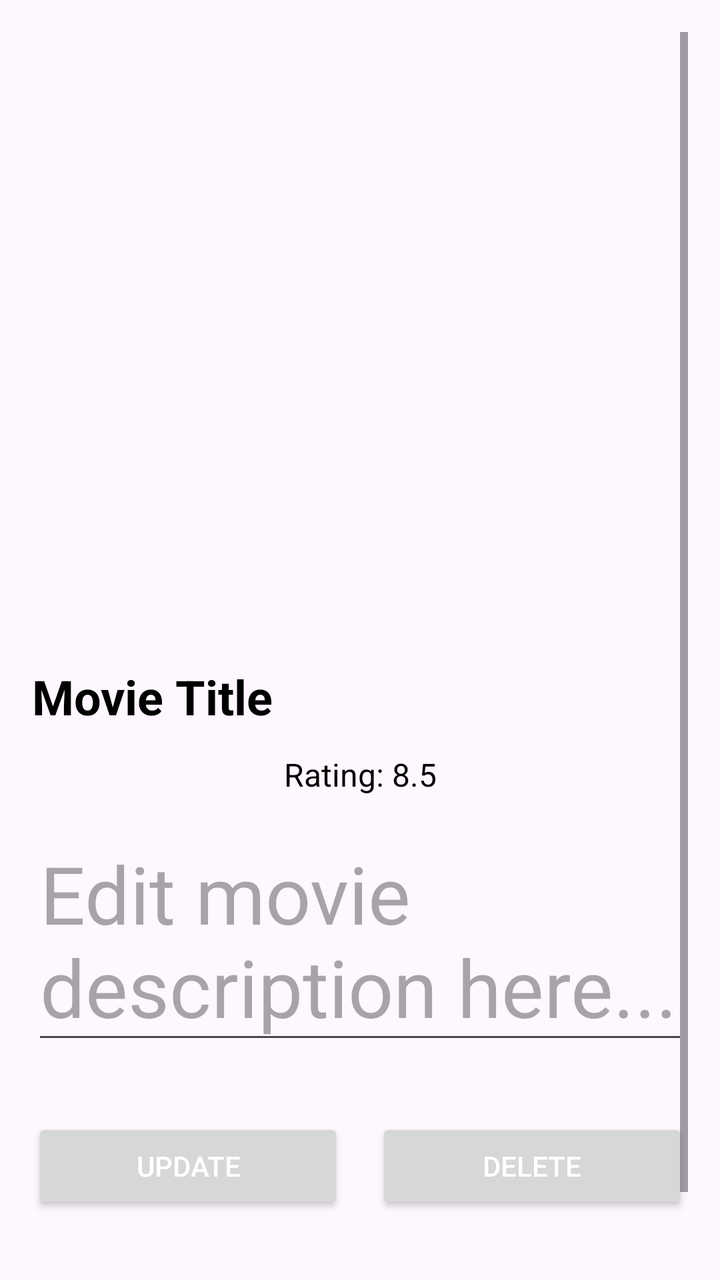
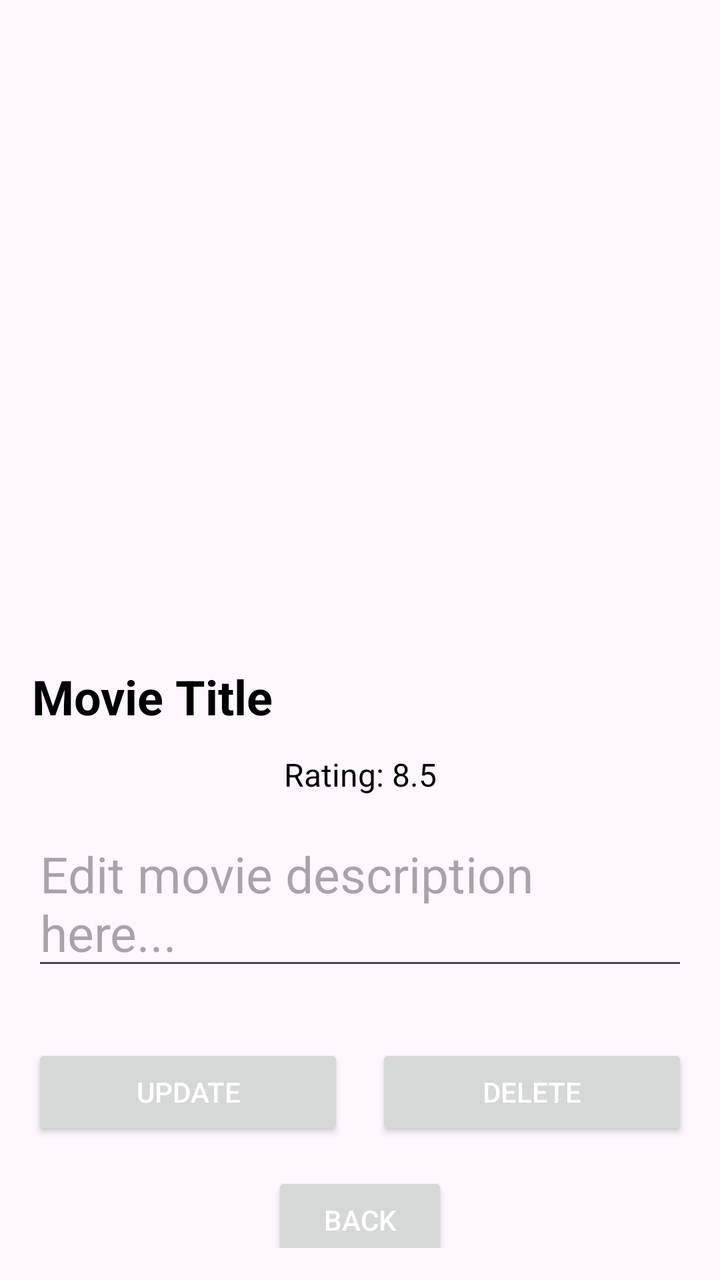

Screens rendered from an Android XML layout before and after an edit, with the pre-edit source and the edit as a unified diff.
<!-- AndroidManifest.xml: application theme Theme.MovieSearchA3 -->
<!-- res/layout/activity_favorite_details.xml -->
<?xml version="1.0" encoding="utf-8"?>
<ScrollView
    xmlns:android="http://schemas.android.com/apk/res/android"
    xmlns:app="http://schemas.android.com/apk/res-auto"
    android:layout_width="match_parent"
    android:layout_height="match_parent"
    android:padding="16dp">

    <androidx.constraintlayout.widget.ConstraintLayout
        android:layout_width="match_parent"
        android:layout_height="wrap_content">

        <ImageView
            android:id="@+id/imageview"
            android:layout_width="200dp"
            android:layout_height="300dp"
            android:scaleType="centerCrop"
            app:layout_constraintTop_toTopOf="parent"
            app:layout_constraintStart_toStartOf="parent"
            app:layout_constraintEnd_toEndOf="parent"/>

        <TextView
            android:id="@+id/title_txt"
            android:layout_width="0dp"
            android:layout_height="wrap_content"
            android:text="Movie Title"
            android:textSize="24sp"
            android:textColor="@color/black"
            android:textStyle="bold"
            android:layout_marginTop="16dp"
            android:textAlignment="center"
            app:layout_constraintTop_toBottomOf="@id/imageview"
            app:layout_constraintStart_toStartOf="parent"
            app:layout_constraintEnd_toEndOf="parent"/>

        <TextView
            android:id="@+id/rating_text"
            android:layout_width="wrap_content"
            android:layout_height="wrap_content"
            android:text="Rating: 8.5"
            android:textColor="@color/black"
            android:textSize="16sp"
            android:layout_marginTop="12dp"
            app:layout_constraintTop_toBottomOf="@id/title_txt"
            app:layout_constraintStart_toStartOf="parent"
            app:layout_constraintEnd_toEndOf="parent"/>


        <EditText
            android:id="@+id/description_edit"
            android:layout_width="0dp"
            android:layout_height="wrap_content"
            android:hint="Edit movie description here..."
            android:textColor="@color/black"
            android:textSize="40sp"
            android:layout_marginTop="12dp"
            app:layout_constraintTop_toBottomOf="@id/rating_text"
            app:layout_constraintStart_toStartOf="parent"
            app:layout_constraintEnd_toEndOf="parent" />


        <LinearLayout
            android:id="@+id/buttonContainer"
            android:layout_width="0dp"
            android:layout_height="wrap_content"
            android:orientation="horizontal"
            android:layout_marginTop="32dp"
            android:gravity="center"
            android:weightSum="2"
            app:layout_constraintTop_toBottomOf="@id/description_edit"
            app:layout_constraintStart_toStartOf="parent"
            app:layout_constraintEnd_toEndOf="parent">

            <Button
                android:id="@+id/updateBtn"
                android:layout_width="0dp"
                android:layout_height="wrap_content"
                android:layout_weight="1"
                android:text="Update"
                android:textColor="@android:color/white"
                android:layout_marginEnd="8dp"/>

            <Button
                android:id="@+id/deleteBtn"
                android:layout_width="0dp"
                android:layout_height="wrap_content"
                android:layout_weight="1"
                android:text="Delete"
                android:textColor="@android:color/white"
                android:layout_marginStart="8dp"/>
        </LinearLayout>


        <Button
            android:id="@+id/backBtn"
            android:layout_width="wrap_content"
            android:layout_height="wrap_content"
            android:layout_marginTop="16dp"
            android:text="Back"
            android:textColor="@android:color/white"
            app:layout_constraintTop_toBottomOf="@id/buttonContainer"
            app:layout_constraintStart_toStartOf="parent"
            app:layout_constraintEnd_toEndOf="parent" />

    </androidx.constraintlayout.widget.ConstraintLayout>
</ScrollView>
<!-- resources referenced by this layout -->
<resources>
  <color name="black">#FF000000</color>
  <style name="Theme.MovieSearchA3" parent="Base.Theme.MovieSearchA3" />
  <style name="Base.Theme.MovieSearchA3" parent="Theme.Material3.DayNight.NoActionBar">
          
          
      </style>
</resources>

<!-- the commit's change to res/layout/activity_favorite_details.xml (unified diff, before → after) -->
@@ -52,7 +52,7 @@
             android:layout_height="wrap_content"
             android:hint="Edit movie description here..."
             android:textColor="@color/black"
-            android:textSize="40sp"
+            android:textSize="25sp"
             android:layout_marginTop="12dp"
             app:layout_constraintTop_toBottomOf="@id/rating_text"
             app:layout_constraintStart_toStartOf="parent"
